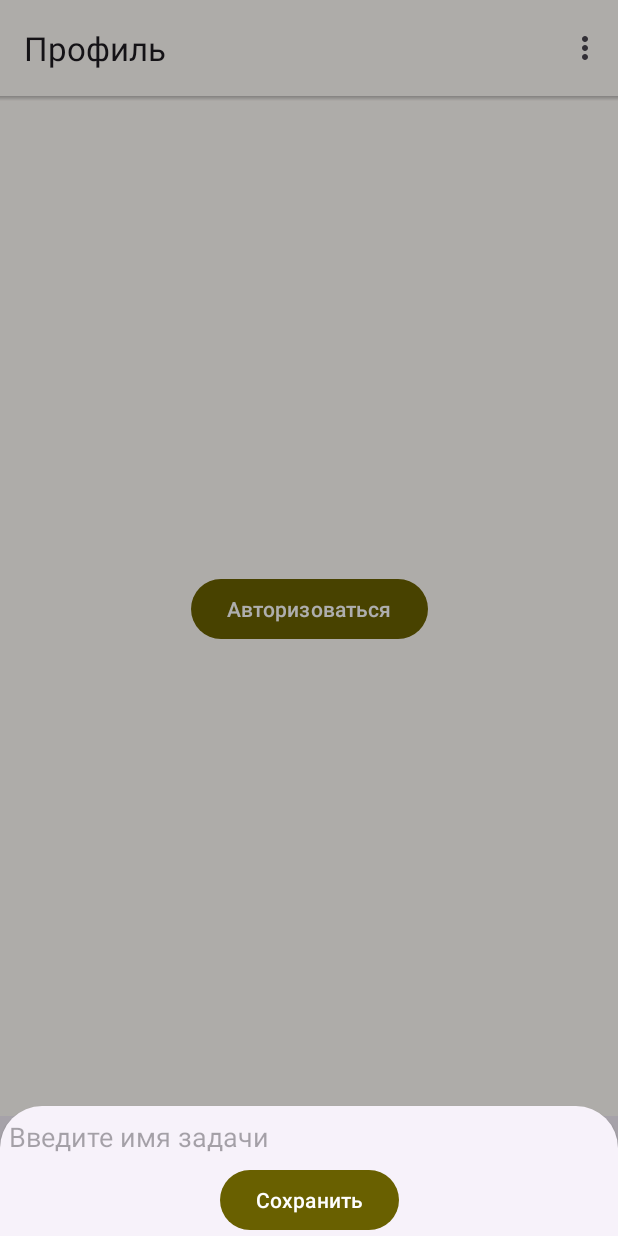
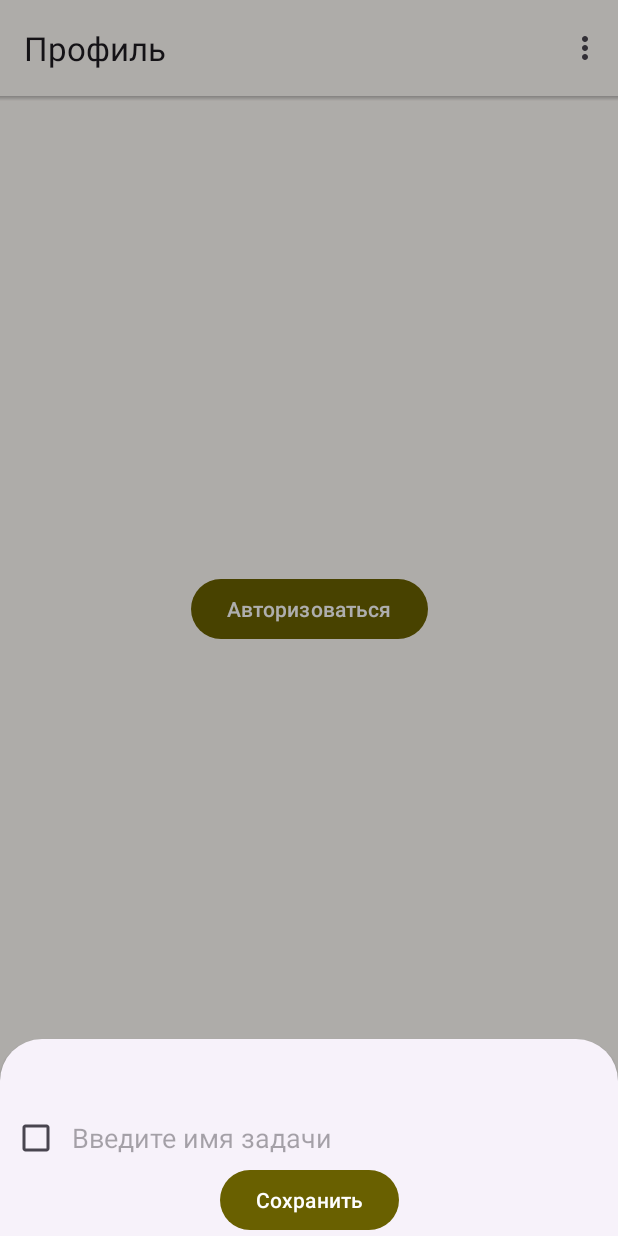
Before and after one commit to 10suleyman01/NotesApp, an Android app: the fragment CreateTaskDialogFragment placed in its activity, item 3 of the bottom bar chosen, on a phone screen of 412 x 824 dp. Run offline under Robolectric (Android 15) with nearby library versions, the phone set to English and light mode, and no system bars; our stand-ins replace navigation-ui; 3 statements that could not run were skipped.

Commit message:
Selectable Tracker for tasks list

```diff
--- a/app/src/main/java/com/suleyman/notesapp/other/ListListeners.kt
+++ b/app/src/main/java/com/suleyman/notesapp/other/ListListeners.kt
@@ -9,4 +9,5 @@ interface OnNoteClickListener {
 
 interface OnTaskClickListener {
     fun onTaskClick(task: TaskEntity)
+    fun onTaskChecked(task: TaskEntity)
 }
--- a/app/src/main/java/com/suleyman/notesapp/ui/notes/NotesFragment.kt
+++ b/app/src/main/java/com/suleyman/notesapp/ui/notes/NotesFragment.kt
@@ -1,12 +1,8 @@
 package com.suleyman.notesapp.ui.notes
 
-import android.content.Context
-import android.content.res.Configuration
 import android.os.Bundle
 import android.view.*
-import android.widget.Toast
 import androidx.appcompat.widget.SearchView
-import androidx.appcompat.widget.Toolbar
 import androidx.core.view.isVisible
 import androidx.fragment.app.Fragment
 import androidx.fragment.app.setFragmentResultListener
@@ -26,13 +22,15 @@ import com.suleyman.notesapp.ui.create_note.NOTE
 import com.suleyman.notesapp.ui.create_note.RESULT_NOTE_KEY
 import com.suleyman.notesapp.ui.notes.adapter.NotesAdapter
 import com.suleyman.notesapp.ui.notes.adapter.selection.NoteItemDetailLookup
+import com.suleyman.notesapp.ui.tasks.adapter.selection.TaskItemDetailLookup
 import com.suleyman.notesapp.ui.notes.adapter.selection.NoteItemKeyProvider
 import com.suleyman.notesapp.ui.notes.adapter.selection.NotesSelectionObserver
+import com.suleyman.notesapp.ui.tasks.adapter.selection.TaskSelectionObserver
 import kotlinx.coroutines.flow.collectLatest
 import kotlinx.coroutines.launch
 import org.koin.androidx.viewmodel.ext.android.viewModel
 
-private const val SELECTION_ID = "notes_selection_id"
+private const val SELECTION_NOTES_ID = "notes_selection_id"
 
 class NotesFragment : Fragment(), SearchView.OnQueryTextListener {
 
@@ -120,7 +118,7 @@ class NotesFragment : Fragment(), SearchView.OnQueryTextListener {
 
     private fun initSelectionTracker(rvItems: RecyclerView) {
         tracker = SelectionTracker.Builder(
-            SELECTION_ID,
+            SELECTION_NOTES_ID,
             rvItems,
             NoteItemKeyProvider(adapter),
             NoteItemDetailLookup(rvItems),
--- a/app/src/main/res/layout/create_task_modal_dialog.xml
+++ b/app/src/main/res/layout/create_task_modal_dialog.xml
@@ -1,6 +1,7 @@
 <?xml version="1.0" encoding="utf-8"?>
 <androidx.coordinatorlayout.widget.CoordinatorLayout xmlns:android="http://schemas.android.com/apk/res/android"
     xmlns:app="http://schemas.android.com/apk/res-auto"
+    xmlns:tools="http://schemas.android.com/tools"
     android:id="@+id/wrapper"
     android:layout_width="match_parent"
     android:layout_height="match_parent">
@@ -13,16 +14,22 @@
 
         <androidx.appcompat.widget.AppCompatEditText
             android:id="@+id/etTaskTitle"
-            android:layout_width="match_parent"
-            android:layout_height="wrap_content"
+            android:layout_width="0dp"
+            android:layout_height="35dp"
             android:background="@null"
             android:hint="@string/input_task_name"
-            android:padding="6dp"
             app:layout_constraintBottom_toBottomOf="parent"
             app:layout_constraintEnd_toEndOf="parent"
+            app:layout_constraintStart_toEndOf="@+id/cb_completed"
+            app:layout_constraintTop_toTopOf="parent" />
+
+        <CheckBox
+            android:id="@+id/cb_completed"
+            android:layout_width="wrap_content"
+            android:layout_height="wrap_content"
+            app:layout_constraintBottom_toBottomOf="@+id/etTaskTitle"
             app:layout_constraintStart_toStartOf="parent"
-            app:layout_constraintTop_toTopOf="parent"
-            app:layout_constraintVertical_bias="0.040" />
+            app:layout_constraintTop_toTopOf="@+id/etTaskTitle" />
 
         <com.google.android.material.button.MaterialButton
             android:id="@+id/saveTask"
```
Also changed, not shown: app/src/main/java/com/suleyman/notesapp/ui/tasks/CreateTaskDialogFragment.kt (+8 -3 lines), app/src/main/java/com/suleyman/notesapp/ui/tasks/TasksFragment.kt (+37 -4 lines), app/src/main/java/com/suleyman/notesapp/ui/tasks/adapter/TaskHolder.kt (+20 -1 lines), app/src/main/java/com/suleyman/notesapp/ui/tasks/adapter/TasksAdapter.kt (+10 -10 lines), app/src/main/java/com/suleyman/notesapp/ui/tasks/adapter/selection/TaskItemDetailLookup.kt (added, +22 -0 lines), app/src/main/java/com/suleyman/notesapp/ui/tasks/adapter/selection/TaskItemKeyProvider.kt (added, +20 -0 lines), app/src/main/java/com/suleyman/notesapp/ui/tasks/adapter/selection/TaskSelectionObserver.kt (added, +28 -0 lines), app/src/main/res/layout/task_item.xml (+12 -1 lines).
